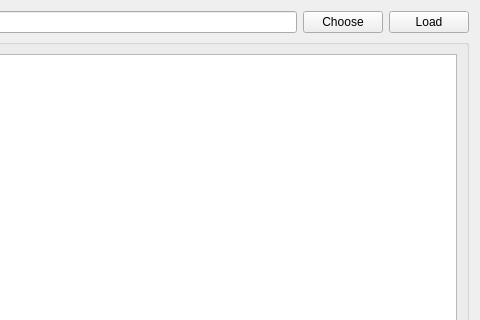
Qt form imagecropwindow.ui (0mniCrow/SmartGraph) before a commit; both pictures show x 262 to 742 and y 0 to 320 of the 742 by 529 pixel window.
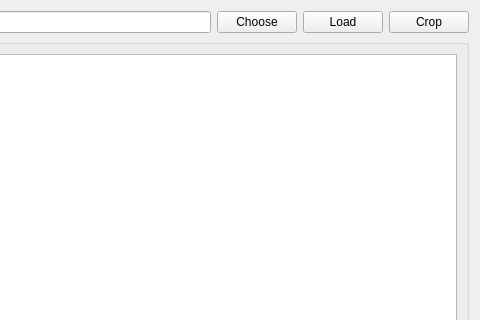
The same form after that commit.

Commit message: Add alpha-version for crop function.

```diff
--- a/imagecropwindow.ui
+++ b/imagecropwindow.ui
@@ -33,6 +33,13 @@
        </property>
       </widget>
      </item>
+     <item>
+      <widget class="QPushButton" name="button_Crop">
+       <property name="text">
+        <string>Crop</string>
+       </property>
+      </widget>
+     </item>
     </layout>
    </item>
    <item>
```
The commit also changes 2 other files.
